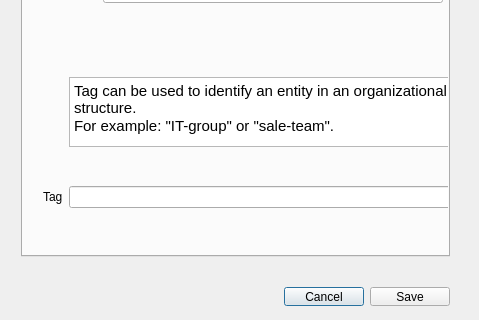
Before: the Qt Designer form dialog.ui in fusioninventory/fusioninventory-agent-gui, drawn with Qt 5; both pictures show x 0 to 479 and y 143 to 463 of the 479 by 463 pixel window.
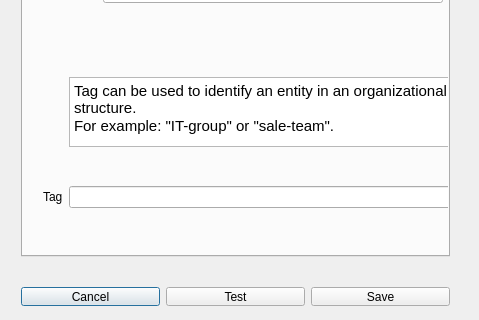
After: the same form once the commit is applied.

Commit message: add the console screen

Diff of the .ui file:
```diff
--- a/dialog.ui
+++ b/dialog.ui
@@ -255,19 +255,6 @@
     </rect>
    </property>
    <layout class="QHBoxLayout" name="horizontalLayout">
-    <item>
-     <spacer name="horizontalSpacer_2">
-      <property name="orientation">
-       <enum>Qt::Horizontal</enum>
-      </property>
-      <property name="sizeHint" stdset="0">
-       <size>
-        <width>40</width>
-        <height>20</height>
-       </size>
-      </property>
-     </spacer>
-    </item>
     <item>
      <widget class="QPushButton" name="pushButtonCancel">
       <property name="text">
@@ -275,6 +262,13 @@
       </property>
      </widget>
     </item>
+    <item>
+     <widget class="QPushButton" name="pushButtonTest">
+      <property name="text">
+       <string>Test</string>
+      </property>
+     </widget>
+    </item>
     <item>
      <widget class="QPushButton" name="pushButton">
       <property name="text">
```
The commit also changes 7 other files.
